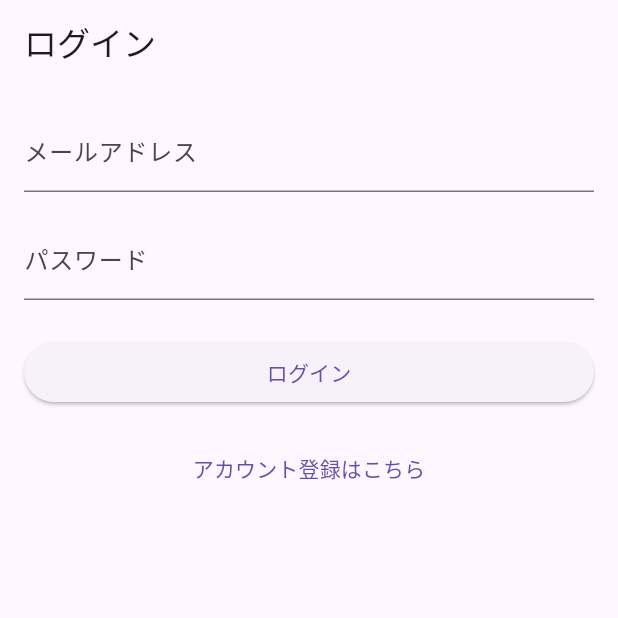
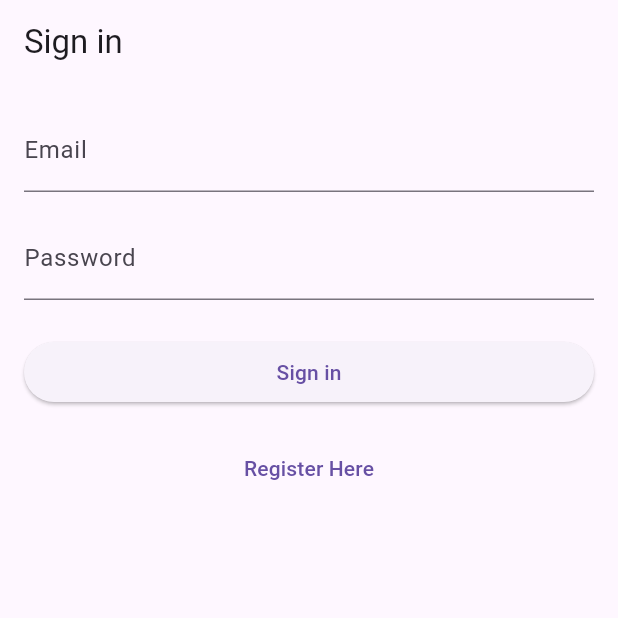
Before and after one commit to dodocha169/flutter_practice_profile_page, a Flutter app: the screen it shows after launch, on a phone screen of 412 x 824 dp, the top half of it. Run offline on Flutter 3.47's test engine with Material 3 defaults, Android fonts, the phone set to English and light mode, and no system bars; our stand-ins replace cached_network_image, flutter_secure_storage, font_awesome_flutter, image_picker, shared_preferences; accounts and stored records are empty; generated files the repository leaves out were written again.

Commit message:
多言語対応

```diff
--- /dev/null
+++ b/l10n.yaml
@@ -0,0 +1,3 @@
+template-arb-file: app_ja.arb
+output-class: L10n
+nullable-getter: false
--- /dev/null
+++ b/lib/l10n/app_en.arb
@@ -0,0 +1,7 @@
+{
+    "@@locale": "en",
+    "signin": "Sign in",
+    "email": "Email",
+    "password": "Password",
+    "register": "Register Here"
+}
--- /dev/null
+++ b/lib/l10n/app_ja.arb
@@ -0,0 +1,7 @@
+{
+    "@@locale": "ja",
+    "signin": "サインイン",
+    "email": "メールアドレス",
+    "password": "パスワード",
+    "register": "アカウント登録はこちら"
+}
--- a/lib/pages/change_profile.dart
+++ b/lib/pages/change_profile.dart
@@ -127,6 +127,9 @@ class _EditProfileScreenState extends State<EditProfile> {
 
               // Twitter URL
               TextFormField(
+                onTapOutside: (event) {
+                  primaryFocus?.unfocus();
+                },
                 controller: _twitterController,
                 decoration: const InputDecoration(
                   labelText: 'Twitter URL',
@@ -150,6 +153,9 @@ class _EditProfileScreenState extends State<EditProfile> {
 
               // GitHub URL
               TextFormField(
+                onTapOutside: (event) {
+                  primaryFocus?.unfocus();
+                },
                 controller: _githubController,
                 decoration: const InputDecoration(
                   labelText: 'GitHub URL',
--- a/lib/pages/home_page.dart
+++ b/lib/pages/home_page.dart
@@ -19,7 +19,6 @@ class _HomePageState extends State<HomePage> {
   @override
   void initState() {
     super.initState();
-    // initStateでは何もしない
   }
 
   @override
--- a/lib/pages/signin.dart
+++ b/lib/pages/signin.dart
@@ -3,6 +3,7 @@ import 'package:provider/provider.dart';
 import '../providers/auth_provider.dart';
 import '../pages/home_page.dart';
 import '../pages/register.dart';
+import 'package:flutter_gen/gen_l10n/app_localizations.dart';
 
 class Signin extends StatefulWidget {
   const Signin({super.key});
@@ -53,8 +54,9 @@ class _LoginScreenState extends State<Signin> {
 
   @override
   Widget build(BuildContext context) {
+    final l10n = L10n.of(context);
     return Scaffold(
-      appBar: AppBar(title: const Text('ログイン')),
+      appBar: AppBar(title: Text(l10n.signin)),
       body: Padding(
         padding: const EdgeInsets.all(16.0),
         child: Form(
@@ -63,8 +65,11 @@ class _LoginScreenState extends State<Signin> {
             crossAxisAlignment: CrossAxisAlignment.stretch,
             children: [
               TextFormField(
+                onTapOutside: (event) {
+                  primaryFocus?.unfocus();
+                },
                 controller: _emailController,
-                decoration: const InputDecoration(labelText: 'メールアドレス'),
+                decoration: InputDecoration(labelText: l10n.email),
                 keyboardType: TextInputType.emailAddress,
                 validator: (value) {
                   if (value == null || value.isEmpty) {
@@ -75,8 +80,11 @@ class _LoginScreenState extends State<Signin> {
               ),
               const SizedBox(height: 16),
               TextFormField(
+                onTapOutside: (event) {
+                  primaryFocus?.unfocus();
+                },
                 controller: _passwordController,
-                decoration: const InputDecoration(labelText: 'パスワード'),
+                decoration: InputDecoration(labelText: l10n.password),
                 obscureText: true,
                 validator: (value) {
                   if (value == null || value.isEmpty) {
@@ -90,7 +98,7 @@ class _LoginScreenState extends State<Signin> {
                 onPressed: _isSubmitting ? null : _login,
                 child: _isSubmitting
                     ? const CircularProgressIndicator()
-                    : const Text('ログイン'),
+                    : Text(l10n.signin),
               ),
               const SizedBox(height: 16),
               TextButton(
@@ -99,7 +107,7 @@ class _LoginScreenState extends State<Signin> {
                     MaterialPageRoute(builder: (_) => const Register()),
                   );
                 },
-                child: const Text('アカウント登録はこちら'),
+                child: Text(l10n.register),
               ),
             ],
           ),
--- a/lib/utils/app.dart
+++ b/lib/utils/app.dart
@@ -2,38 +2,8 @@ import 'package:flutter/material.dart';
 import 'package:provider/provider.dart';
 import '../providers/auth_provider.dart';
 import '../pages/splash_screen.dart';
+import 'package:flutter_gen/gen_l10n/app_localizations.dart';
 
-// class App extends StatelessWidget {
-//   const App({super.key});
-
-//   @override
-//   Widget build(BuildContext context) {
-//     return MaterialApp(
-//         theme: ThemeData(
-//             primarySwatch: Colors.blueGrey,
-//             primaryColor: Colors.black87,
-//             primaryTextTheme: const TextTheme(
-//               bodyLarge: TextStyle(color: Colors.black),
-//               labelLarge: TextStyle(
-//                 color: Colors.white,
-//                 fontStyle: FontStyle.normal,
-//               ),
-//               titleLarge: TextStyle(
-//                   color: Colors.white,
-//                   fontStyle: FontStyle.normal,
-//                   fontWeight: FontWeight.bold),
-//             ),
-//             primaryIconTheme: const IconThemeData(color: Colors.white)),
-//         routes: {
-//           '/register': (context) => const Register(),
-//           '/signin': (context) => const SignIn(),
-//           '/profile': (context) => const Profile(),
-//           '/settings': (context) => const Settings(),
-//         },
-//         debugShowCheckedModeBanner: false,
-//         home: const SignIn());
-//   }
-// }
 class App extends StatelessWidget {
   const App({super.key});
 
@@ -44,7 +14,10 @@ class App extends StatelessWidget {
         ChangeNotifierProvider(create: (_) => AuthProvider()),
       ],
       child: MaterialApp(
+        localizationsDelegates: L10n.localizationsDelegates,
+        supportedLocales: L10n.supportedLocales,
         title: 'Profile App',
+        debugShowCheckedModeBanner: false,
         theme: ThemeData(
           primarySwatch: Colors.blue,
           visualDensity: VisualDensity.adaptivePlatformDensity,
```
Also changed, not shown: lib/pages/register.dart (+13 -1 lines), pubspec.yaml (+4 -3 lines), pubspec.lock, 1 other file.
